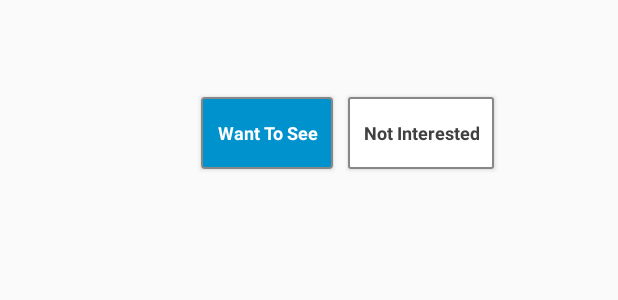
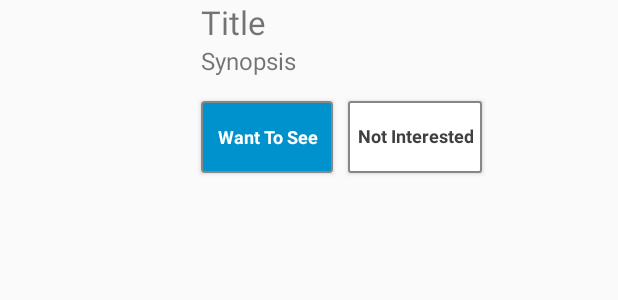
Before and after one commit to TheDroids/FridayNight, an Android app: the layout movie_item.xml on its own in the app's theme, with its tools: preview values and no code run, on a phone screen of 412 x 824 dp. Shown: the top 300 px of the screen. Run offline under Robolectric (Android 15) with nearby library versions, the phone set to English and light mode, and no system bars.

Commit message:
Adjust button padding

```diff
--- a/fridaynight/src/main/res/drawable/button_pressed_shape.xml
+++ b/fridaynight/src/main/res/drawable/button_pressed_shape.xml
@@ -4,10 +4,10 @@
     android:shape="rectangle">
     <corners android:radius="1dp" />
     <solid android:color="#B3B3B3"/>
-    <padding android:left="10dp"
+    <padding android:left="4dp"
              android:top="2dp"
-             android:right="10dp"
-             android:bottom="2dp"/>
+             android:right="2dp"
+             android:bottom="4dp"/>
     <stroke android:width="1dp"
             android:color="#878787"/>
 </shape>
--- a/fridaynight/src/main/res/drawable/button_shape.xml
+++ b/fridaynight/src/main/res/drawable/button_shape.xml
@@ -4,9 +4,9 @@
     android:shape="rectangle">
     <corners android:radius="1dp" />
     <solid android:color="#FFFFFF"/>
-    <padding android:left="10dp"
+    <padding android:left="6dp"
              android:top="2dp"
-             android:right="10dp"
+             android:right="6dp"
              android:bottom="2dp"/>
     <stroke android:width="1dp"
             android:color="#878787"/>
--- a/fridaynight/src/main/res/drawable/default_button_pressed_shape.xml
+++ b/fridaynight/src/main/res/drawable/default_button_pressed_shape.xml
@@ -4,10 +4,10 @@
     android:shape="rectangle">
     <corners android:radius="2dp" />
     <solid android:color="#005F99"/>
-    <padding android:left="10dp"
-             android:top="5dp"
-             android:right="10dp"
-             android:bottom="5dp"/>
+    <padding android:left="4dp"
+             android:top="2dp"
+             android:right="4dp"
+             android:bottom="2dp"/>
     <stroke android:width="1dp"
             android:color="#878787"/>
 </shape>
--- a/fridaynight/src/main/res/drawable/default_button_shape.xml
+++ b/fridaynight/src/main/res/drawable/default_button_shape.xml
@@ -4,10 +4,10 @@
     android:shape="rectangle">
     <corners android:radius="2dp" />
     <solid android:color="#0092CC"/>
-    <padding android:left="10dp"
-             android:top="5dp"
-             android:right="10dp"
-             android:bottom="5dp"/>
+    <padding android:left="6dp"
+             android:top="2dp"
+             android:right="6dp"
+             android:bottom="2dp"/>
     <stroke android:width="1dp"
             android:color="#878787"/>
 </shape>
--- a/fridaynight/src/main/res/layout/movie_item.xml
+++ b/fridaynight/src/main/res/layout/movie_item.xml
@@ -16,11 +16,12 @@
     <TextView
         android:layout_width="wrap_content"
         android:layout_height="wrap_content"
-        android:textAppearance="?android:attr/textAppearanceLarge"
         android:id="@+id/tvTitle"
         android:layout_alignParentTop="true"
         android:layout_toRightOf="@+id/ivPosterImage"
-        android:paddingLeft="10dp"/>
+        android:paddingLeft="10dp"
+        android:textSize="22sp"
+        android:text="Title"/>
 
     <TextView
         android:layout_width="wrap_content"
@@ -29,7 +30,9 @@
         android:layout_below="@+id/tvTitle"
         android:layout_toRightOf="@id/ivPosterImage"
         android:layout_alignLeft="@id/tvTitle"
-        android:layout_marginLeft="10dp"/>
+        android:layout_marginLeft="10dp"
+        android:textSize="16sp"
+        android:text="Synopsis"/>
 
     <Button
         android:layout_width="wrap_content"
```
